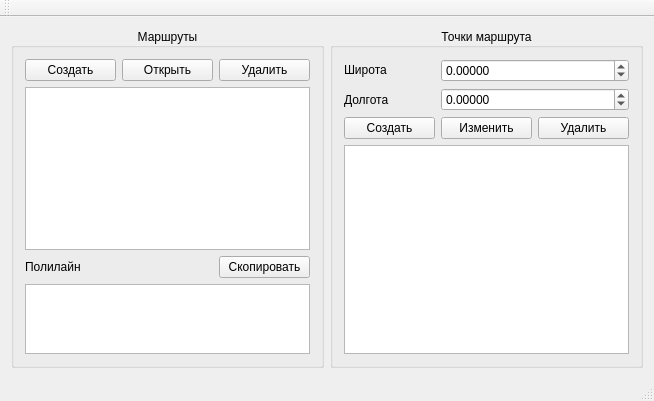
Above: mainwindow.ui from MikeGus/polyline before the change. Below: the same form after it.
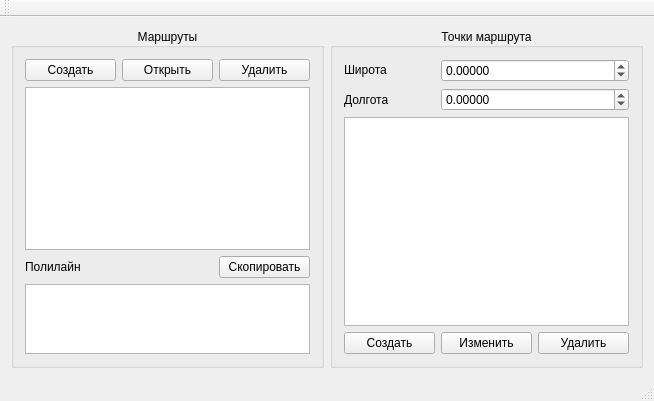
That is the form after the change.

Commit message: Changed list widget with table widget

Patch:
```diff
--- a/mainwindow.ui
+++ b/mainwindow.ui
@@ -123,29 +123,29 @@
          </property>
         </widget>
        </item>
-       <item row="2" column="0">
+       <item row="3" column="0">
         <widget class="QPushButton" name="createWaypointButton">
          <property name="text">
           <string>Создать</string>
          </property>
         </widget>
        </item>
-       <item row="2" column="1">
+       <item row="3" column="1">
         <widget class="QPushButton" name="changeWaypointButton">
          <property name="text">
           <string>Изменить</string>
          </property>
         </widget>
        </item>
-       <item row="2" column="2">
+       <item row="3" column="2">
         <widget class="QPushButton" name="deleteWaypointButton">
          <property name="text">
           <string>Удалить</string>
          </property>
         </widget>
        </item>
-       <item row="3" column="0" colspan="3">
-        <widget class="QListView" name="listView_2"/>
+       <item row="2" column="0" colspan="3">
+        <widget class="QTableWidget" name="tableWidget"/>
        </item>
       </layout>
      </widget>
```
Left out of the diff: 24 changed lines with no effect on the pictures. The commit also changes 1 other file.
